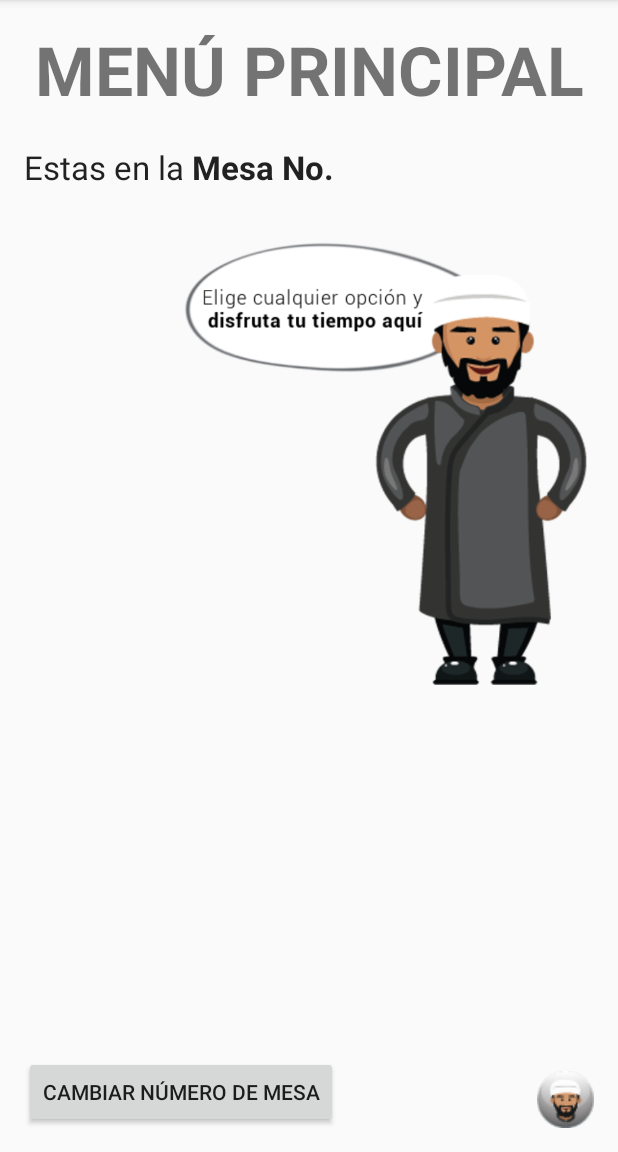
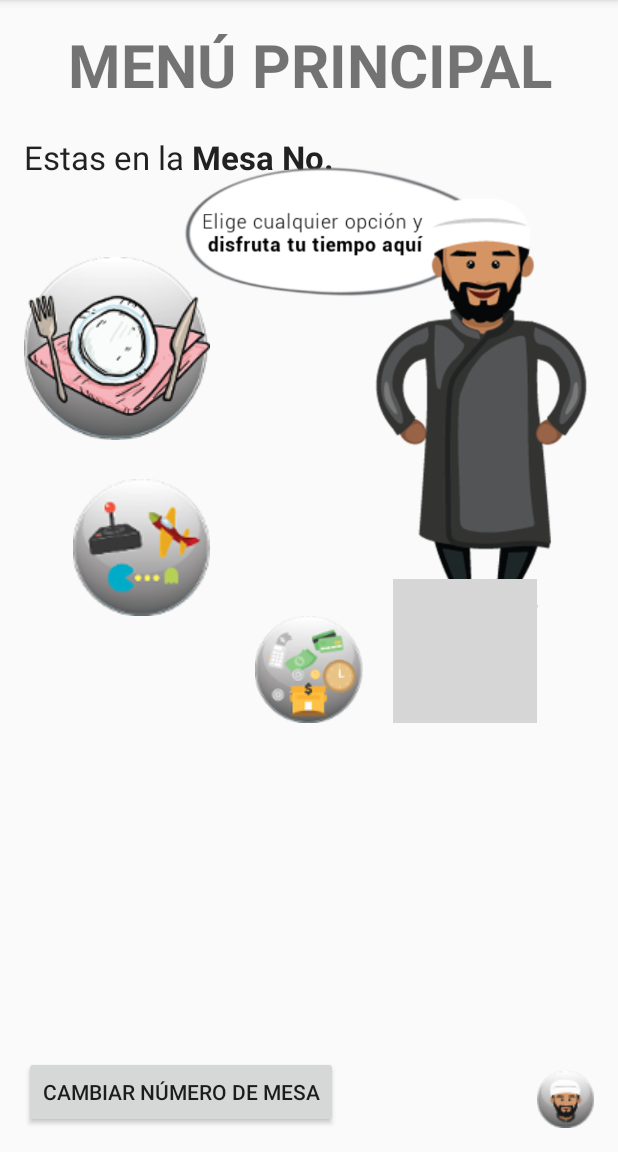
Before and after one commit to ronaldvenegasp/Dharma, an Android app: the MenuPrincipal screen opened directly, with no data from a screen before it, on a phone screen of 412 x 824 dp, the part 84-1236 px from its top. Run offline under Robolectric (Android 15) with nearby library versions, the phone set to English and light mode, and no system bars; grey boxes are pictures that could not be loaded.

Commit message:
Menú principal de la actividad "normal" ya configurado para mostrar

```diff
--- a/app/src/main/res/layout-large/activity_menu_principal.xml
+++ b/app/src/main/res/layout-large/activity_menu_principal.xml
@@ -14,7 +14,7 @@
         android:layout_height="wrap_content"
         android:text="MENÚ PRINCIPAL"
         android:textAlignment="center"
-        android:textSize="45dp"
+        android:textSize="40dp"
         android:id="@+id/título"
         android:textStyle="bold"
         android:layout_alignParentTop="true"
@@ -62,9 +62,9 @@
         android:layout_height="wrap_content"
         android:id="@+id/imageView3"
         android:src="@drawable/menu_principal"
-        android:layout_below="@+id/título"
+        android:layout_alignParentTop="true"
         android:layout_alignParentEnd="true"
-        android:layout_alignStart="@+id/textView8" />
+        android:layout_toEndOf="@+id/textView9" />
 
     <ImageView
         android:layout_width="wrap_content"
--- a/app/src/main/res/layout-normal/activity_menu_principal.xml
+++ b/app/src/main/res/layout-normal/activity_menu_principal.xml
@@ -14,7 +14,7 @@
         android:layout_height="wrap_content"
         android:text="MENÚ PRINCIPAL"
         android:textAlignment="center"
-        android:textSize="45dp"
+        android:textSize="40dp"
         android:id="@+id/título"
         android:textStyle="bold"
         android:layout_alignParentTop="true"
@@ -62,9 +62,10 @@
         android:layout_height="wrap_content"
         android:id="@+id/imageView3"
         android:src="@drawable/menu_principal"
-        android:layout_below="@+id/título"
+        android:layout_alignParentTop="true"
         android:layout_alignParentEnd="true"
-        android:layout_alignStart="@+id/textView8" />
+        android:layout_marginTop="10dp"
+        android:layout_toEndOf="@+id/textView9" />
 
     <ImageView
         android:layout_width="wrap_content"
@@ -74,4 +75,39 @@
         android:layout_alignBottom="@+id/boton_cambiar_mesa"
         android:layout_alignParentEnd="true" />
 
+    <ImageView
+        android:layout_width="wrap_content"
+        android:layout_height="wrap_content"
+        android:id="@+id/pedir_plato"
+        android:src="@drawable/pedir_plato"
+        android:layout_above="@+id/imageView4"
+        android:layout_alignParentStart="true"
+        android:layout_marginBottom="26dp" />
+
+    <ImageView
+        android:layout_width="wrap_content"
+        android:layout_height="wrap_content"
+        android:id="@+id/imageView4"
+        android:src="@drawable/entretenimiento"
+        android:layout_above="@+id/imageView5"
+        android:layout_alignEnd="@+id/pedir_plato" />
+
+    <ImageView
+        android:layout_width="wrap_content"
+        android:layout_height="wrap_content"
+        android:id="@+id/imageView5"
+        android:src="@drawable/pagar"
+        android:layout_alignBottom="@+id/imageView3"
+        android:layout_centerHorizontal="true"
+        android:layout_marginBottom="10dp" />
+
+    <ImageView
+        android:layout_width="wrap_content"
+        android:layout_height="wrap_content"
+        android:id="@+id/imageView6"
+        android:src="@drawable/pqrs"
+        android:layout_alignBottom="@+id/imageView3"
+        android:layout_toStartOf="@+id/boton_ayuda"
+        android:layout_marginBottom="10dp" />
+
 </RelativeLayout>
--- a/app/src/main/res/layout-small/activity_menu_principal.xml
+++ b/app/src/main/res/layout-small/activity_menu_principal.xml
@@ -14,7 +14,7 @@
         android:layout_height="wrap_content"
         android:text="MENÚ PRINCIPAL"
         android:textAlignment="center"
-        android:textSize="45dp"
+        android:textSize="40dp"
         android:id="@+id/título"
         android:textStyle="bold"
         android:layout_alignParentTop="true"
--- a/app/src/main/res/layout-sw600dp/activity_menu_principal.xml
+++ b/app/src/main/res/layout-sw600dp/activity_menu_principal.xml
@@ -14,7 +14,7 @@
         android:layout_height="wrap_content"
         android:text="MENÚ PRINCIPAL"
         android:textAlignment="center"
-        android:textSize="45dp"
+        android:textSize="40dp"
         android:id="@+id/título"
         android:textStyle="bold"
         android:layout_alignParentTop="true"
--- a/app/src/main/res/layout-sw720dp/activity_menu_principal.xml
+++ b/app/src/main/res/layout-sw720dp/activity_menu_principal.xml
@@ -14,7 +14,7 @@
         android:layout_height="wrap_content"
         android:text="MENÚ PRINCIPAL"
         android:textAlignment="center"
-        android:textSize="45dp"
+        android:textSize="40dp"
         android:id="@+id/título"
         android:textStyle="bold"
         android:layout_alignParentTop="true"
--- a/app/src/main/res/layout-xlarge-land/activity_menu_principal.xml
+++ b/app/src/main/res/layout-xlarge-land/activity_menu_principal.xml
@@ -14,7 +14,7 @@
         android:layout_height="wrap_content"
         android:text="MENÚ PRINCIPAL"
         android:textAlignment="center"
-        android:textSize="45dp"
+        android:textSize="40dp"
         android:id="@+id/título"
         android:textStyle="bold"
         android:layout_alignParentTop="true"
--- a/app/src/main/res/layout-xlarge/activity_menu_principal.xml
+++ b/app/src/main/res/layout-xlarge/activity_menu_principal.xml
@@ -14,7 +14,7 @@
         android:layout_height="wrap_content"
         android:text="MENÚ PRINCIPAL"
         android:textAlignment="center"
-        android:textSize="45dp"
+        android:textSize="40dp"
         android:id="@+id/título"
         android:textStyle="bold"
         android:layout_alignParentTop="true"
--- a/app/src/main/res/layout/activity_menu_principal.xml
+++ b/app/src/main/res/layout/activity_menu_principal.xml
@@ -14,7 +14,7 @@
         android:layout_height="wrap_content"
         android:text="MENÚ PRINCIPAL"
         android:textAlignment="center"
-        android:textSize="45dp"
+        android:textSize="40dp"
         android:id="@+id/título"
         android:textStyle="bold"
         android:layout_alignParentTop="true"
@@ -62,9 +62,9 @@
         android:layout_height="wrap_content"
         android:id="@+id/imageView3"
         android:src="@drawable/menu_principal"
-        android:layout_below="@+id/título"
+        android:layout_alignParentTop="true"
         android:layout_alignParentEnd="true"
-        android:layout_alignStart="@+id/textView8" />
+        android:layout_toEndOf="@+id/textView9" />
 
     <ImageView
         android:layout_width="wrap_content"
```
Also changed, not shown: app/src/main/res/drawable/entretenimiento.png (added), app/src/main/res/drawable/pagar.png (added), app/src/main/res/drawable/pedir_plato.png (added), 2 other files.
